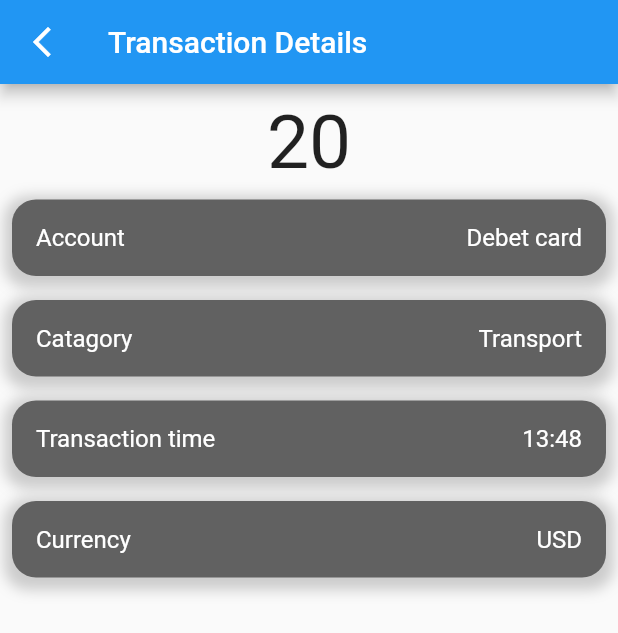
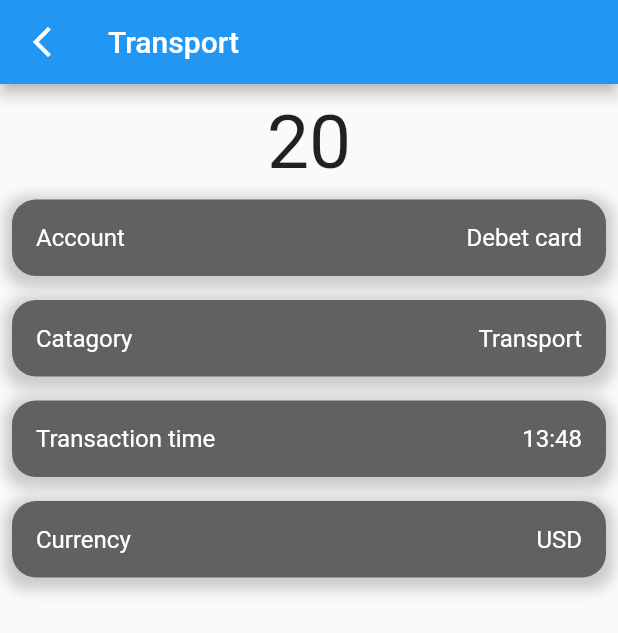
Before and after one commit to Dru1DD/moneth-flutter, a Flutter app: the TransactionDetails screen opened directly with empty values, on a phone screen of 412 x 824 dp. Shown: the top 633 px of the screen. Run offline on Flutter 3.47's test engine with Material 2 defaults, Android fonts, the phone set to English and light mode, and no system bars; our stand-ins replace curved_navigation_bar, firebase_auth, firebase_core, flutter_dotenv, flutter_mobx, go_router and 1 more; accounts and stored records are empty; generated files the repository leaves out were written again.

Commit message:
feat: commit

```diff
--- a/lib/screens/transactions/transaction_details.dart
+++ b/lib/screens/transactions/transaction_details.dart
@@ -9,13 +9,16 @@ class TransactionDetails extends StatelessWidget {
   final int transactionId;
   final transactionList = transactionExample;
 
-  const TransactionDetails({super.key, required this.transactionId});
+  const TransactionDetails({
+    super.key,
+    required this.transactionId,
+  });
 
   @override
   Widget build(BuildContext context) {
     return Scaffold(
       appBar: AppBar(
-        title: const Text('Transaction Details'),
+        title: Text(transactionList[transactionId]['catagory'].toString()),
         leading: IconButton(
           icon: const Icon(Icons.arrow_back_ios_new),
           onPressed: () {
```
Also changed, not shown: lib/screens/home/main_screen.dart (+11 -10 lines), pubspec.lock.
